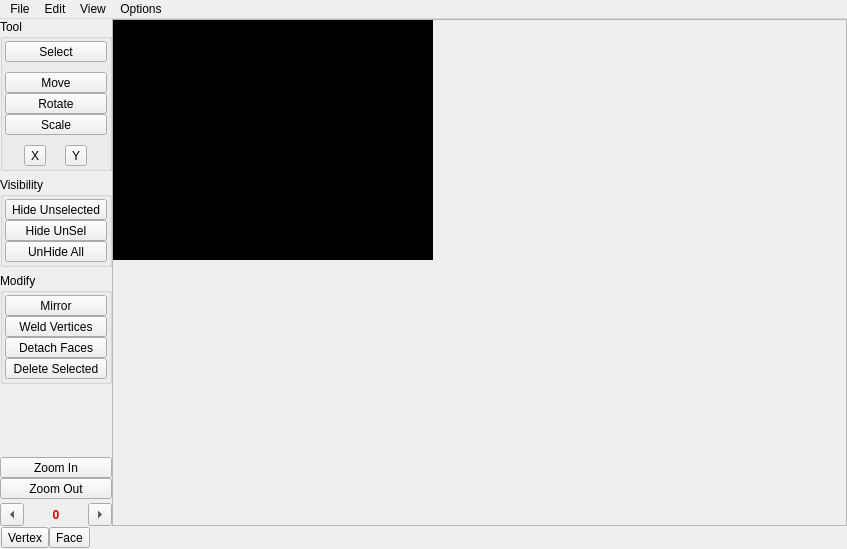
Paril/qtmdl, file uveditor.ui: the form before one commit.
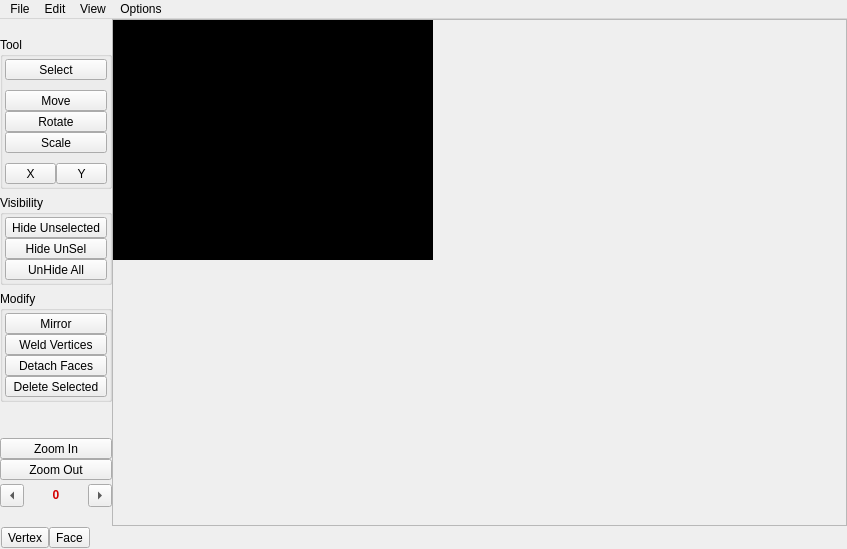
The form after the commit. Custom widgets are drawn as their Qt base class.

Patch:
```diff
--- a/uveditor.ui
+++ b/uveditor.ui
@@ -50,6 +50,12 @@
        </property>
        <item>
         <widget class="QWidget" name="widget_4" native="true">
+         <property name="sizePolicy">
+          <sizepolicy hsizetype="Fixed" vsizetype="Maximum">
+           <horstretch>0</horstretch>
+           <verstretch>0</verstretch>
+          </sizepolicy>
+         </property>
          <layout class="QVBoxLayout" name="verticalLayout_2">
           <property name="spacing">
            <number>0</number>
@@ -212,6 +218,12 @@
                    </property>
                    <item>
                     <widget class="QToolButton" name="toolButton">
+                     <property name="sizePolicy">
+                      <sizepolicy hsizetype="Expanding" vsizetype="Fixed">
+                       <horstretch>0</horstretch>
+                       <verstretch>0</verstretch>
+                      </sizepolicy>
+                     </property>
                      <property name="text">
                       <string>X</string>
                      </property>
@@ -231,6 +243,12 @@
                    </item>
                    <item>
                     <widget class="QToolButton" name="toolButton_2">
+                     <property name="sizePolicy">
+                      <sizepolicy hsizetype="Expanding" vsizetype="Fixed">
+                       <horstretch>0</horstretch>
+                       <verstretch>0</verstretch>
+                      </sizepolicy>
+                     </property>
                      <property name="text">
                       <string>Y</string>
                      </property>
@@ -514,6 +532,9 @@
                   <property name="alignment">
                    <set>Qt::AlignCenter</set>
                   </property>
+                  <property name="textInteractionFlags">
+                   <set>Qt::LinksAccessibleByMouse|Qt::TextSelectableByMouse</set>
+                  </property>
                  </widget>
                 </item>
                 <item>
```
